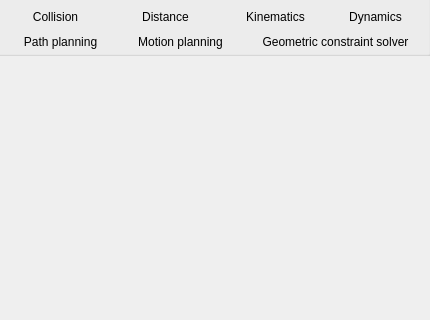
Old version of the form ui/qdlgcalcdialogcontainer.ui in the repository CoppeliaRobotics/coppeliaSimLib; both pictures show x 0 to 430 and y 0 to 320 of the 430 by 460 pixel window.
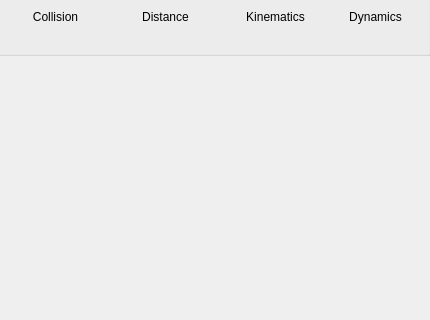
New version of the form.

```diff
--- a/ui/qdlgcalcdialogcontainer.ui
+++ b/ui/qdlgcalcdialogcontainer.ui
@@ -1408,470 +1408,6 @@
     <bool>true</bool>
    </property>
   </widget>
-  <widget class="QPushButton" name="qqGcs">
-   <property name="geometry">
-    <rect>
-     <x>250</x>
-     <y>30</y>
-     <width>171</width>
-     <height>23</height>
-    </rect>
-   </property>
-   <property name="palette">
-    <palette>
-     <active>
-      <colorrole role="WindowText">
-       <brush brushstyle="SolidPattern">
-        <color alpha="255">
-         <red>0</red>
-         <green>0</green>
-         <blue>0</blue>
-        </color>
-       </brush>
-      </colorrole>
-      <colorrole role="Button">
-       <brush brushstyle="SolidPattern">
-        <color alpha="255">
-         <red>255</red>
-         <green>255</green>
-         <blue>255</blue>
-        </color>
-       </brush>
-      </colorrole>
-      <colorrole role="Light">
-       <brush brushstyle="SolidPattern">
-        <color alpha="255">
-         <red>255</red>
-         <green>255</green>
-         <blue>255</blue>
-        </color>
-       </brush>
-      </colorrole>
-      <colorrole role="Midlight">
-       <brush brushstyle="SolidPattern">
-        <color alpha="255">
-         <red>255</red>
-         <green>255</green>
-         <blue>255</blue>
-        </color>
-       </brush>
-      </colorrole>
-      <colorrole role="Dark">
-       <brush brushstyle="SolidPattern">
-        <color alpha="255">
-         <red>127</red>
-         <green>127</green>
-         <blue>127</blue>
-        </color>
-       </brush>
-      </colorrole>
-      <colorrole role="Mid">
-       <brush brushstyle="SolidPattern">
-        <color alpha="255">
-         <red>170</red>
-         <green>170</green>
-         <blue>170</blue>
-        </color>
-       </brush>
-      </colorrole>
-      <colorrole role="Text">
-       <brush brushstyle="SolidPattern">
-        <color alpha="255">
-         <red>0</red>
-         <green>0</green>
-         <blue>0</blue>
-        </color>
-       </brush>
-      </colorrole>
-      <colorrole role="BrightText">
-       <brush brushstyle="SolidPattern">
-        <color alpha="255">
-         <red>255</red>
-         <green>255</green>
-         <blue>255</blue>
-        </color>
-       </brush>
-      </colorrole>
-      <colorrole role="ButtonText">
-       <brush brushstyle="SolidPattern">
-        <color alpha="255">
-         <red>0</red>
-         <green>0</green>
-         <blue>0</blue>
-        </color>
-       </brush>
-      </colorrole>
-      <colorrole role="Base">
-       <brush brushstyle="SolidPattern">
-        <color alpha="255">
-         <red>255</red>
-         <green>255</green>
-         <blue>255</blue>
-        </color>
-       </brush>
-      </colorrole>
-      <colorrole role="Window">
-       <brush brushstyle="SolidPattern">
-        <color alpha="255">
-         <red>255</red>
-         <green>255</green>
-         <blue>255</blue>
-        </color>
-       </brush>
-      </colorrole>
-      <colorrole role="Shadow">
-       <brush brushstyle="SolidPattern">
-        <color alpha="255">
-         <red>0</red>
-         <green>0</green>
-         <blue>0</blue>
-        </color>
-       </brush>
-      </colorrole>
-      <colorrole role="AlternateBase">
-       <brush brushstyle="SolidPattern">
-        <color alpha="255">
-         <red>255</red>
-         <green>255</green>
-         <blue>255</blue>
-        </color>
-       </brush>
-      </colorrole>
-      <colorrole role="ToolTipBase">
-       <brush brushstyle="SolidPattern">
-        <color alpha="255">
-         <red>255</red>
-         <green>255</green>
-         <blue>220</blue>
-        </color>
-       </brush>
-      </colorrole>
-      <colorrole role="ToolTipText">
-       <brush brushstyle="SolidPattern">
-        <color alpha="255">
-         <red>0</red>
-         <green>0</green>
-         <blue>0</blue>
-        </color>
-       </brush>
-      </colorrole>
-      <colorrole role="PlaceholderText">
-       <brush brushstyle="NoBrush">
-        <color alpha="128">
-         <red>0</red>
-         <green>0</green>
-         <blue>0</blue>
-        </color>
-       </brush>
-      </colorrole>
-     </active>
-     <inactive>
-      <colorrole role="WindowText">
-       <brush brushstyle="SolidPattern">
-        <color alpha="255">
-         <red>0</red>
-         <green>0</green>
-         <blue>0</blue>
-        </color>
-       </brush>
-      </colorrole>
-      <colorrole role="Button">
-       <brush brushstyle="SolidPattern">
-        <color alpha="255">
-         <red>255</red>
-         <green>255</green>
-         <blue>255</blue>
-        </color>
-       </brush>
-      </colorrole>
-      <colorrole role="Light">
-       <brush brushstyle="SolidPattern">
-        <color alpha="255">
-         <red>255</red>
-         <green>255</green>
-         <blue>255</blue>
-        </color>
-       </brush>
-      </colorrole>
-      <colorrole role="Midlight">
-       <brush brushstyle="SolidPattern">
-        <color alpha="255">
-         <red>255</red>
-         <green>255</green>
-         <blue>255</blue>
-        </color>
-       </brush>
-      </colorrole>
-      <colorrole role="Dark">
-       <brush brushstyle="SolidPattern">
-        <color alpha="255">
-         <red>127</red>
-         <green>127</green>
-         <blue>127</blue>
-        </color>
-       </brush>
-      </colorrole>
-      <colorrole role="Mid">
-       <brush brushstyle="SolidPattern">
-        <color alpha="255">
-         <red>170</red>
-         <green>170</green>
-         <blue>170</blue>
-        </color>
-       </brush>
-      </colorrole>
-      <colorrole role="Text">
-       <brush brushstyle="SolidPattern">
-        <color alpha="255">
-         <red>0</red>
-         <green>0</green>
-         <blue>0</blue>
-        </color>
-       </brush>
-      </colorrole>
-      <colorrole role="BrightText">
-       <brush brushstyle="SolidPattern">
-        <color alpha="255">
-         <red>255</red>
-         <green>255</green>
-         <blue>255</blue>
-        </color>
-       </brush>
-      </colorrole>
-      <colorrole role="ButtonText">
-       <brush brushstyle="SolidPattern">
-        <color alpha="255">
-         <red>0</red>
-         <green>0</green>
-         <blue>0</blue>
-        </color>
-       </brush>
-      </colorrole>
-      <colorrole role="Base">
-       <brush brushstyle="SolidPattern">
-        <color alpha="255">
-         <red>255</red>
-         <green>255</green>
-         <blue>255</blue>
-        </color>
-       </brush>
-      </colorrole>
-      <colorrole role="Window">
-       <brush brushstyle="SolidPattern">
-        <color alpha="255">
-         <red>255</red>
-         <green>255</green>
-         <blue>255</blue>
-        </color>
-       </brush>
-      </colorrole>
-      <colorrole role="Shadow">
-       <brush brushstyle="SolidPattern">
-        <color alpha="255">
-         <red>0</red>
-         <green>0</green>
-         <blue>0</blue>
-        </color>
-       </brush>
-      </colorrole>
-      <colorrole role="AlternateBase">
-       <brush brushstyle="SolidPattern">
-        <color alpha="255">
-         <red>255</red>
-         <green>255</green>
-         <blue>255</blue>
-        </color>
-       </brush>
-      </colorrole>
-      <colorrole role="ToolTipBase">
-       <brush brushstyle="SolidPattern">
-        <color alpha="255">
-         <red>255</red>
-         <green>255</green>
-         <blue>220</blue>
-        </color>
-       </brush>
-      </colorrole>
-      <colorrole role="ToolTipText">
-       <brush brushstyle="SolidPattern">
-        <color alpha="255">
-         <red>0</red>
-         <green>0</green>
-         <blue>0</blue>
-        </color>
-       </brush>
-      </colorrole>
-      <colorrole role="PlaceholderText">
-       <brush brushstyle="NoBrush">
-        <color alpha="128">
-         <red>0</red>
-         <green>0</green>
-         <blue>0</blue>
-        </color>
-       </brush>
-      </colorrole>
-     </inactive>
-     <disabled>
-      <colorrole role="WindowText">
-       <brush brushstyle="SolidPattern">
-        <color alpha="255">
-         <red>127</red>
-         <green>127</green>
-         <blue>127</blue>
-        </color>
-       </brush>
-      </colorrole>
-      <colorrole role="Button">
-       <brush brushstyle="SolidPattern">
-        <color alpha="255">
-         <red>255</red>
-         <green>255</green>
-         <blue>255</blue>
-        </color>
-       </brush>
-      </colorrole>
-      <colorrole role="Light">
-       <brush brushstyle="SolidPattern">
-        <color alpha="255">
-         <red>255</red>
-         <green>255</green>
-         <blue>255</blue>
-        </color>
-       </brush>
-      </colorrole>
-      <colorrole role="Midlight">
-       <brush brushstyle="SolidPattern">
-        <color alpha="255">
-         <red>255</red>
-         <green>255</green>
-         <blue>255</blue>
-        </color>
-       </brush>
-      </colorrole>
-      <colorrole role="Dark">
-       <brush brushstyle="SolidPattern">
-        <color alpha="255">
-         <red>127</red>
-         <green>127</green>
-         <blue>127</blue>
-        </color>
-       </brush>
-      </colorrole>
-      <colorrole role="Mid">
-       <brush brushstyle="SolidPattern">
-        <color alpha="255">
-         <red>170</red>
-         <green>170</green>
-         <blue>170</blue>
-        </color>
-       </brush>
-      </colorrole>
-      <colorrole role="Text">
-       <brush brushstyle="SolidPattern">
-        <color alpha="255">
-         <red>127</red>
-         <green>127</green>
-         <blue>127</blue>
-        </color>
-       </brush>
-      </colorrole>
-      <colorrole role="BrightText">
-       <brush brushstyle="SolidPattern">
-        <color alpha="255">
-         <red>255</red>
-         <green>255</green>
-         <blue>255</blue>
-        </color>
-       </brush>
-      </colorrole>
-      <colorrole role="ButtonText">
-       <brush brushstyle="SolidPattern">
-        <color alpha="255">
-         <red>127</red>
-         <green>127</green>
-         <blue>127</blue>
-        </color>
-       </brush>
-      </colorrole>
-      <colorrole role="Base">
-       <brush brushstyle="SolidPattern">
-        <color alpha="255">
-         <red>255</red>
-         <green>255</green>
-         <blue>255</blue>
-        </color>
-       </brush>
-      </colorrole>
-      <colorrole role="Window">
-       <brush brushstyle="SolidPattern">
-        <color alpha="255">
-         <red>255</red>
-         <green>255</green>
-         <blue>255</blue>
-        </color>
-       </brush>
-      </colorrole>
-      <colorrole role="Shadow">
-       <brush brushstyle="SolidPattern">
-        <color alpha="255">
-         <red>0</red>
-         <green>0</green>
-         <blue>0</blue>
-        </color>
-       </brush>
-      </colorrole>
-      <colorrole role="AlternateBase">
-       <brush brushstyle="SolidPattern">
-        <color alpha="255">
-         <red>255</red>
-         <green>255</green>
-         <blue>255</blue>
-        </color>
-       </brush>
-      </colorrole>
-      <colorrole role="ToolTipBase">
-       <brush brushstyle="SolidPattern">
-        <color alpha="255">
-         <red>255</red>
-         <green>255</green>
-         <blue>220</blue>
-        </color>
-       </brush>
-      </colorrole>
-      <colorrole role="ToolTipText">
-       <brush brushstyle="SolidPattern">
-        <color alpha="255">
-         <red>0</red>
-         <green>0</green>
-         <blue>0</blue>
-        </color>
-       </brush>
-      </colorrole>
-      <colorrole role="PlaceholderText">
-       <brush brushstyle="NoBrush">
-        <color alpha="128">
-         <red>0</red>
-         <green>0</green>
-         <blue>0</blue>
-        </color>
-       </brush>
-      </colorrole>
-     </disabled>
-    </palette>
-   </property>
-   <property name="text">
-    <string>Geometric constraint solver</string>
-   </property>
-   <property name="checkable">
-    <bool>true</bool>
-   </property>
-   <property name="autoDefault">
-    <bool>false</bool>
-   </property>
-   <property name="flat">
-    <bool>true</bool>
-   </property>
-  </widget>
   <widget class="QGroupBox" name="qqGroupBox">
    <property name="geometry">
     <rect>
@@ -1891,470 +1427,6 @@
     <bool>false</bool>
    </property>
   </widget>
-  <widget class="QPushButton" name="qqMotionPlanning">
-   <property name="geometry">
-    <rect>
-     <x>120</x>
-     <y>30</y>
-     <width>121</width>
-     <height>23</height>
-    </rect>
-   </property>
-   <property name="palette">
-    <palette>
-     <active>
-      <colorrole role="WindowText">
-       <brush brushstyle="SolidPattern">
-        <color alpha="255">
-         <red>0</red>
-         <green>0</green>
-         <blue>0</blue>
-        </color>
-       </brush>
-      </colorrole>
-      <colorrole role="Button">
-       <brush brushstyle="SolidPattern">
-        <color alpha="255">
-         <red>255</red>
-         <green>255</green>
-         <blue>255</blue>
-        </color>
-       </brush>
-      </colorrole>
-      <colorrole role="Light">
-       <brush brushstyle="SolidPattern">
-        <color alpha="255">
-         <red>255</red>
-         <green>255</green>
-         <blue>255</blue>
-        </color>
-       </brush>
-      </colorrole>
-      <colorrole role="Midlight">
-       <brush brushstyle="SolidPattern">
-        <color alpha="255">
-         <red>255</red>
-         <green>255</green>
-         <blue>255</blue>
-        </color>
-       </brush>
-      </colorrole>
-      <colorrole role="Dark">
-       <brush brushstyle="SolidPattern">
-        <color alpha="255">
-         <red>127</red>
-         <green>127</green>
-         <blue>127</blue>
-        </color>
-       </brush>
-      </colorrole>
-      <colorrole role="Mid">
-       <brush brushstyle="SolidPattern">
-        <color alpha="255">
-         <red>170</red>
-         <green>170</green>
-         <blue>170</blue>
-        </color>
-       </brush>
-      </colorrole>
-      <colorrole role="Text">
-       <brush brushstyle="SolidPattern">
-        <color alpha="255">
-         <red>0</red>
-         <green>0</green>
-         <blue>0</blue>
-        </color>
-       </brush>
-      </colorrole>
-      <colorrole role="BrightText">
-       <brush brushstyle="SolidPattern">
-        <color alpha="255">
-         <red>255</red>
-         <green>255</green>
-         <blue>255</blue>
-        </color>
-       </brush>
-      </colorrole>
-      <colorrole role="ButtonText">
-       <brush brushstyle="SolidPattern">
-        <color alpha="255">
-         <red>0</red>
-         <green>0</green>
-         <blue>0</blue>
-        </color>
-       </brush>
-      </colorrole>
-      <colorrole role="Base">
-       <brush brushstyle="SolidPattern">
-        <color alpha="255">
-         <red>255</red>
-         <green>255</green>
-         <blue>255</blue>
-        </color>
-       </brush>
-      </colorrole>
-      <colorrole role="Window">
-       <brush brushstyle="SolidPattern">
-        <color alpha="255">
-         <red>255</red>
-         <green>255</green>
-         <blue>255</blue>
-        </color>
-       </brush>
-      </colorrole>
-      <colorrole role="Shadow">
-       <brush brushstyle="SolidPattern">
-        <color alpha="255">
-         <red>0</red>
-         <green>0</green>
-         <blue>0</blue>
-        </color>
-       </brush>
-      </colorrole>
-      <colorrole role="AlternateBase">
-       <brush brushstyle="SolidPattern">
-        <color alpha="255">
-         <red>255</red>
-         <green>255</green>
-         <blue>255</blue>
-        </color>
-       </brush>
-      </colorrole>
-      <colorrole role="ToolTipBase">
-       <brush brushstyle="SolidPattern">
-        <color alpha="255">
-         <red>255</red>
-         <green>255</green>
-         <blue>220</blue>
-        </color>
-       </brush>
-      </colorrole>
-      <colorrole role="ToolTipText">
-       <brush brushstyle="SolidPattern">
-        <color alpha="255">
-         <red>0</red>
-         <green>0</green>
-         <blue>0</blue>
-        </color>
-       </brush>
-      </colorrole>
-      <colorrole role="PlaceholderText">
-       <brush brushstyle="NoBrush">
-        <color alpha="128">
-         <red>0</red>
-         <green>0</green>
-         <blue>0</blue>
-        </color>
-       </brush>
-      </colorrole>
-     </active>
-     <inactive>
-      <colorrole role="WindowText">
-       <brush brushstyle="SolidPattern">
-        <color alpha="255">
-         <red>0</red>
-         <green>0</green>
-         <blue>0</blue>
-        </color>
-       </brush>
-      </colorrole>
-      <colorrole role="Button">
-       <brush brushstyle="SolidPattern">
-        <color alpha="255">
-         <red>255</red>
-         <green>255</green>
-         <blue>255</blue>
-        </color>
-       </brush>
-      </colorrole>
-      <colorrole role="Light">
-       <brush brushstyle="SolidPattern">
-        <color alpha="255">
-         <red>255</red>
-         <green>255</green>
-         <blue>255</blue>
-        </color>
-       </brush>
-      </colorrole>
-      <colorrole role="Midlight">
-       <brush brushstyle="SolidPattern">
-        <color alpha="255">
-         <red>255</red>
-         <green>255</green>
-         <blue>255</blue>
-        </color>
-       </brush>
-      </colorrole>
-      <colorrole role="Dark">
-       <brush brushstyle="SolidPattern">
-        <color alpha="255">
-         <red>127</red>
-         <green>127</green>
-         <blue>127</blue>
-        </color>
-       </brush>
-      </colorrole>
-      <colorrole role="Mid">
-       <brush brushstyle="SolidPattern">
-        <color alpha="255">
-         <red>170</red>
-         <green>170</green>
-         <blue>170</blue>
-        </color>
-       </brush>
-      </colorrole>
-      <colorrole role="Text">
-       <brush brushstyle="SolidPattern">
-        <color alpha="255">
-         <red>0</red>
-         <green>0</green>
-         <blue>0</blue>
-        </color>
-       </brush>
-      </colorrole>
-      <colorrole role="BrightText">
-       <brush brushstyle="SolidPattern">
-        <color alpha="255">
-         <red>255</red>
-         <green>255</green>
-         <blue>255</blue>
-        </color>
-       </brush>
-      </colorrole>
-      <colorrole role="ButtonText">
-       <brush brushstyle="SolidPattern">
-        <color alpha="255">
-         <red>0</red>
-         <green>0</green>
-         <blue>0</blue>
-        </color>
-       </brush>
-      </colorrole>
-      <colorrole role="Base">
-       <brush brushstyle="SolidPattern">
-        <color alpha="255">
-         <red>255</red>
-         <green>255</green>
-         <blue>255</blue>
-        </color>
-       </brush>
-      </colorrole>
-      <colorrole role="Window">
-       <brush brushstyle="SolidPattern">
-        <color alpha="255">
-         <red>255</red>
-         <green>255</green>
-         <blue>255</blue>
-        </color>
-       </brush>
-      </colorrole>
-      <colorrole role="Shadow">
-       <brush brushstyle="SolidPattern">
-        <color alpha="255">
-         <red>0</red>
-         <green>0</green>
-         <blue>0</blue>
-        </color>
-       </brush>
-      </colorrole>
-      <colorrole role="AlternateBase">
-       <brush brushstyle="SolidPattern">
-        <color alpha="255">
-         <red>255</red>
-         <green>255</green>
-         <blue>255</blue>
-        </color>
-       </brush>
-      </colorrole>
-      <colorrole role="ToolTipBase">
-       <brush brushstyle="SolidPattern">
-        <color alpha="255">
-         <red>255</red>
-         <green>255</green>
-         <blue>220</blue>
-        </color>
-       </brush>
-      </colorrole>
-      <colorrole role="ToolTipText">
-       <brush brushstyle="SolidPattern">
-        <color alpha="255">
-         <red>0</red>
-         <green>0</green>
-         <blue>0</blue>
-        </color>
-       </brush>
-      </colorrole>
-      <colorrole role="PlaceholderText">
-       <brush brushstyle="NoBrush">
-        <color alpha="128">
-         <red>0</red>
-         <green>0</green>
-         <blue>0</blue>
-        </color>
-       </brush>
-      </colorrole>
-     </inactive>
-     <disabled>
-      <colorrole role="WindowText">
-       <brush brushstyle="SolidPattern">
-        <color alpha="255">
-         <red>127</red>
-         <green>127</green>
-         <blue>127</blue>
-        </color>
-       </brush>
-      </colorrole>
-      <colorrole role="Button">
-       <brush brushstyle="SolidPattern">
-        <color alpha="255">
-         <red>255</red>
-         <green>255</green>
-         <blue>255</blue>
-        </color>
-       </brush>
-      </colorrole>
-      <colorrole role="Light">
-       <brush brushstyle="SolidPattern">
-        <color alpha="255">
-         <red>255</red>
-         <green>255</green>
-         <blue>255</blue>
-        </color>
-       </brush>
-      </colorrole>
-      <colorrole role="Midlight">
-       <brush brushstyle="SolidPattern">
-        <color alpha="255">
-         <red>255</red>
-         <green>255</green>
-         <blue>255</blue>
-        </color>
-       </brush>
-      </colorrole>
-      <colorrole role="Dark">
-       <brush brushstyle="SolidPattern">
-        <color alpha="255">
-         <red>127</red>
-         <green>127</green>
-         <blue>127</blue>
-        </color>
-       </brush>
-      </colorrole>
-      <colorrole role="Mid">
-       <brush brushstyle="SolidPattern">
-        <color alpha="255">
-         <red>170</red>
-         <green>170</green>
-         <blue>170</blue>
-        </color>
-       </brush>
-      </colorrole>
-      <colorrole role="Text">
-       <brush brushstyle="SolidPattern">
-        <color alpha="255">
-         <red>127</red>
-         <green>127</green>
-         <blue>127</blue>
-        </color>
-       </brush>
-      </colorrole>
-      <colorrole role="BrightText">
-       <brush brushstyle="SolidPattern">
-        <color alpha="255">
-         <red>255</red>
-         <green>255</green>
-         <blue>255</blue>
-        </color>
-       </brush>
-      </colorrole>
-      <colorrole role="ButtonText">
-       <brush brushstyle="SolidPattern">
-        <color alpha="255">
-         <red>127</red>
-         <green>127</green>
-         <blue>127</blue>
-        </color>
-       </brush>
-      </colorrole>
-      <colorrole role="Base">
-       <brush brushstyle="SolidPattern">
-        <color alpha="255">
-         <red>255</red>
-         <green>255</green>
-         <blue>255</blue>
-        </color>
-       </brush>
-      </colorrole>
-      <colorrole role="Window">
-       <brush brushstyle="SolidPattern">
-        <color alpha="255">
-         <red>255</red>
-         <green>255</green>
-         <blue>255</blue>
-        </color>
-       </brush>
-      </colorrole>
-      <colorrole role="Shadow">
-       <brush brushstyle="SolidPattern">
-        <color alpha="255">
-         <red>0</red>
-         <green>0</green>
-         <blue>0</blue>
-        </color>
-       </brush>
-      </colorrole>
-      <colorrole role="AlternateBase">
-       <brush brushstyle="SolidPattern">
-        <color alpha="255">
-         <red>255</red>
-         <green>255</green>
-         <blue>255</blue>
-        </color>
-       </brush>
-      </colorrole>
-      <colorrole role="ToolTipBase">
-       <brush brushstyle="SolidPattern">
-        <color alpha="255">
-         <red>255</red>
-         <green>255</green>
-         <blue>220</blue>
-        </color>
-       </brush>
-      </colorrole>
-      <colorrole role="ToolTipText">
-       <brush brushstyle="SolidPattern">
-        <color alpha="255">
-         <red>0</red>
-         <green>0</green>
-         <blue>0</blue>
-        </color>
-       </brush>
-      </colorrole>
-      <colorrole role="PlaceholderText">
-       <brush brushstyle="NoBrush">
-        <color alpha="128">
-         <red>0</red>
-         <green>0</green>
-         <blue>0</blue>
-        </color>
-       </brush>
-      </colorrole>
-     </disabled>
-    </palette>
-   </property>
-   <property name="text">
-    <string>Motion planning</string>
-   </property>
-   <property name="checkable">
-    <bool>true</bool>
-   </property>
-   <property name="autoDefault">
-    <bool>false</bool>
-   </property>
-   <property name="flat">
-    <bool>true</bool>
-   </property>
-  </widget>
   <widget class="QPushButton" name="qqIk">
    <property name="geometry">
     <rect>
@@ -2819,470 +1891,6 @@
     <bool>true</bool>
    </property>
   </widget>
-  <widget class="QPushButton" name="qqPathPlanning">
-   <property name="geometry">
-    <rect>
-     <x>10</x>
-     <y>30</y>
-     <width>101</width>
-     <height>23</height>
-    </rect>
-   </property>
-   <property name="palette">
-    <palette>
-     <active>
-      <colorrole role="WindowText">
-       <brush brushstyle="SolidPattern">
-        <color alpha="255">
-         <red>0</red>
-         <green>0</green>
-         <blue>0</blue>
-        </color>
-       </brush>
-      </colorrole>
-      <colorrole role="Button">
-       <brush brushstyle="SolidPattern">
-        <color alpha="255">
-         <red>255</red>
-         <green>255</green>
-         <blue>255</blue>
-        </color>
-       </brush>
-      </colorrole>
-      <colorrole role="Light">
-       <brush brushstyle="SolidPattern">
-        <color alpha="255">
-         <red>255</red>
-         <green>255</green>
-         <blue>255</blue>
-        </color>
-       </brush>
-      </colorrole>
-      <colorrole role="Midlight">
-       <brush brushstyle="SolidPattern">
-        <color alpha="255">
-         <red>255</red>
-         <green>255</green>
-         <blue>255</blue>
-        </color>
-       </brush>
-      </colorrole>
-      <colorrole role="Dark">
-       <brush brushstyle="SolidPattern">
-        <color alpha="255">
-         <red>127</red>
-         <green>127</green>
-         <blue>127</blue>
-        </color>
-       </brush>
-      </colorrole>
-      <colorrole role="Mid">
-       <brush brushstyle="SolidPattern">
-        <color alpha="255">
-         <red>170</red>
-         <green>170</green>
-         <blue>170</blue>
-        </color>
-       </brush>
-      </colorrole>
-      <colorrole role="Text">
-       <brush brushstyle="SolidPattern">
-        <color alpha="255">
-         <red>0</red>
-         <green>0</green>
-         <blue>0</blue>
-        </color>
-       </brush>
-      </colorrole>
-      <colorrole role="BrightText">
-       <brush brushstyle="SolidPattern">
-        <color alpha="255">
-         <red>255</red>
-         <green>255</green>
-         <blue>255</blue>
-        </color>
-       </brush>
-      </colorrole>
-      <colorrole role="ButtonText">
-       <brush brushstyle="SolidPattern">
-        <color alpha="255">
-         <red>0</red>
-         <green>0</green>
-         <blue>0</blue>
-        </color>
-       </brush>
-      </colorrole>
-      <colorrole role="Base">
-       <brush brushstyle="SolidPattern">
-        <color alpha="255">
-         <red>255</red>
-         <green>255</green>
-         <blue>255</blue>
-        </color>
-       </brush>
-      </colorrole>
-      <colorrole role="Window">
-       <brush brushstyle="SolidPattern">
-        <color alpha="255">
-         <red>255</red>
-         <green>255</green>
-         <blue>255</blue>
-        </color>
-       </brush>
-      </colorrole>
-      <colorrole role="Shadow">
-       <brush brushstyle="SolidPattern">
-        <color alpha="255">
-         <red>0</red>
-         <green>0</green>
-         <blue>0</blue>
-        </color>
-       </brush>
-      </colorrole>
-      <colorrole role="AlternateBase">
-       <brush brushstyle="SolidPattern">
-        <color alpha="255">
-         <red>255</red>
-         <green>255</green>
-         <blue>255</blue>
-        </color>
-       </brush>
-      </colorrole>
-      <colorrole role="ToolTipBase">
-       <brush brushstyle="SolidPattern">
-        <color alpha="255">
-         <red>255</red>
-         <green>255</green>
-         <blue>220</blue>
-        </color>
-       </brush>
-      </colorrole>
-      <colorrole role="ToolTipText">
-       <brush brushstyle="SolidPattern">
-        <color alpha="255">
-         <red>0</red>
-         <green>0</green>
-         <blue>0</blue>
-        </color>
-       </brush>
-      </colorrole>
-      <colorrole role="PlaceholderText">
-       <brush brushstyle="NoBrush">
-        <color alpha="128">
-         <red>0</red>
-         <green>0</green>
-         <blue>0</blue>
-        </color>
-       </brush>
-      </colorrole>
-     </active>
-     <inactive>
-      <colorrole role="WindowText">
-       <brush brushstyle="SolidPattern">
-        <color alpha="255">
-         <red>0</red>
-         <green>0</green>
-         <blue>0</blue>
-        </color>
-       </brush>
-      </colorrole>
-      <colorrole role="Button">
-       <brush brushstyle="SolidPattern">
-        <color alpha="255">
-         <red>255</red>
-         <green>255</green>
-         <blue>255</blue>
-        </color>
-       </brush>
-      </colorrole>
-      <colorrole role="Light">
-       <brush brushstyle="SolidPattern">
-        <color alpha="255">
-         <red>255</red>
-         <green>255</green>
-         <blue>255</blue>
-        </color>
-       </brush>
-      </colorrole>
-      <colorrole role="Midlight">
-       <brush brushstyle="SolidPattern">
-        <color alpha="255">
-         <red>255</red>
-         <green>255</green>
-         <blue>255</blue>
-        </color>
-       </brush>
-      </colorrole>
-      <colorrole role="Dark">
-       <brush brushstyle="SolidPattern">
-        <color alpha="255">
-         <red>127</red>
-         <green>127</green>
-         <blue>127</blue>
-        </color>
-       </brush>
-      </colorrole>
-      <colorrole role="Mid">
-       <brush brushstyle="SolidPattern">
-        <color alpha="255">
-         <red>170</red>
-         <green>170</green>
-         <blue>170</blue>
-        </color>
-       </brush>
-      </colorrole>
-      <colorrole role="Text">
-       <brush brushstyle="SolidPattern">
-        <color alpha="255">
-         <red>0</red>
-         <green>0</green>
-         <blue>0</blue>
-        </color>
-       </brush>
-      </colorrole>
-      <colorrole role="BrightText">
-       <brush brushstyle="SolidPattern">
-        <color alpha="255">
-         <red>255</red>
-         <green>255</green>
-         <blue>255</blue>
-        </color>
-       </brush>
-      </colorrole>
-      <colorrole role="ButtonText">
-       <brush brushstyle="SolidPattern">
-        <color alpha="255">
-         <red>0</red>
-         <green>0</green>
-         <blue>0</blue>
-        </color>
-       </brush>
-      </colorrole>
-      <colorrole role="Base">
-       <brush brushstyle="SolidPattern">
-        <color alpha="255">
-         <red>255</red>
-         <green>255</green>
-         <blue>255</blue>
-        </color>
-       </brush>
-      </colorrole>
-      <colorrole role="Window">
-       <brush brushstyle="SolidPattern">
-        <color alpha="255">
-         <red>255</red>
-         <green>255</green>
-         <blue>255</blue>
-        </color>
-       </brush>
-      </colorrole>
-      <colorrole role="Shadow">
-       <brush brushstyle="SolidPattern">
-        <color alpha="255">
-         <red>0</red>
-         <green>0</green>
-         <blue>0</blue>
-        </color>
-       </brush>
-      </colorrole>
-      <colorrole role="AlternateBase">
-       <brush brushstyle="SolidPattern">
-        <color alpha="255">
-         <red>255</red>
-         <green>255</green>
-         <blue>255</blue>
-        </color>
-       </brush>
-      </colorrole>
-      <colorrole role="ToolTipBase">
-       <brush brushstyle="SolidPattern">
-        <color alpha="255">
-         <red>255</red>
-         <green>255</green>
-         <blue>220</blue>
-        </color>
-       </brush>
-      </colorrole>
-      <colorrole role="ToolTipText">
-       <brush brushstyle="SolidPattern">
-        <color alpha="255">
-         <red>0</red>
-         <green>0</green>
-         <blue>0</blue>
-        </color>
-       </brush>
-      </colorrole>
-      <colorrole role="PlaceholderText">
-       <brush brushstyle="NoBrush">
-        <color alpha="128">
-         <red>0</red>
-         <green>0</green>
-         <blue>0</blue>
-        </color>
-       </brush>
-      </colorrole>
-     </inactive>
-     <disabled>
-      <colorrole role="WindowText">
-       <brush brushstyle="SolidPattern">
-        <color alpha="255">
-         <red>127</red>
-         <green>127</green>
-         <blue>127</blue>
-        </color>
-       </brush>
-      </colorrole>
-      <colorrole role="Button">
-       <brush brushstyle="SolidPattern">
-        <color alpha="255">
-         <red>255</red>
-         <green>255</green>
-         <blue>255</blue>
-        </color>
-       </brush>
-      </colorrole>
-      <colorrole role="Light">
-       <brush brushstyle="SolidPattern">
-        <color alpha="255">
-         <red>255</red>
-         <green>255</green>
-         <blue>255</blue>
-        </color>
-       </brush>
-      </colorrole>
-      <colorrole role="Midlight">
-       <brush brushstyle="SolidPattern">
-        <color alpha="255">
-         <red>255</red>
-         <green>255</green>
-         <blue>255</blue>
-        </color>
-       </brush>
-      </colorrole>
-      <colorrole role="Dark">
-       <brush brushstyle="SolidPattern">
-        <color alpha="255">
-         <red>127</red>
-         <green>127</green>
-         <blue>127</blue>
-        </color>
-       </brush>
-      </colorrole>
-      <colorrole role="Mid">
-       <brush brushstyle="SolidPattern">
-        <color alpha="255">
-         <red>170</red>
-         <green>170</green>
-         <blue>170</blue>
-        </color>
-       </brush>
-      </colorrole>
-      <colorrole role="Text">
-       <brush brushstyle="SolidPattern">
-        <color alpha="255">
-         <red>127</red>
-         <green>127</green>
-         <blue>127</blue>
-        </color>
-       </brush>
-      </colorrole>
-      <colorrole role="BrightText">
-       <brush brushstyle="SolidPattern">
-        <color alpha="255">
-         <red>255</red>
-         <green>255</green>
-         <blue>255</blue>
-        </color>
-       </brush>
-      </colorrole>
-      <colorrole role="ButtonText">
-       <brush brushstyle="SolidPattern">
-        <color alpha="255">
-         <red>127</red>
-         <green>127</green>
-         <blue>127</blue>
-        </color>
-       </brush>
-      </colorrole>
-      <colorrole role="Base">
-       <brush brushstyle="SolidPattern">
-        <color alpha="255">
-         <red>255</red>
-         <green>255</green>
-         <blue>255</blue>
-        </color>
-       </brush>
-      </colorrole>
-      <colorrole role="Window">
-       <brush brushstyle="SolidPattern">
-        <color alpha="255">
-         <red>255</red>
-         <green>255</green>
-         <blue>255</blue>
-        </color>
-       </brush>
-      </colorrole>
-      <colorrole role="Shadow">
-       <brush brushstyle="SolidPattern">
-        <color alpha="255">
-         <red>0</red>
-         <green>0</green>
-         <blue>0</blue>
-        </color>
-       </brush>
-      </colorrole>
-      <colorrole role="AlternateBase">
-       <brush brushstyle="SolidPattern">
-        <color alpha="255">
-         <red>255</red>
-         <green>255</green>
-         <blue>255</blue>
-        </color>
-       </brush>
-      </colorrole>
-      <colorrole role="ToolTipBase">
-       <brush brushstyle="SolidPattern">
-        <color alpha="255">
-         <red>255</red>
-         <green>255</green>
-         <blue>220</blue>
-        </color>
-       </brush>
-      </colorrole>
-      <colorrole role="ToolTipText">
-       <brush brushstyle="SolidPattern">
-        <color alpha="255">
-         <red>0</red>
-         <green>0</green>
-         <blue>0</blue>
-        </color>
-       </brush>
-      </colorrole>
-      <colorrole role="PlaceholderText">
-       <brush brushstyle="NoBrush">
-        <color alpha="128">
-         <red>0</red>
-         <green>0</green>
-         <blue>0</blue>
-        </color>
-       </brush>
-      </colorrole>
-     </disabled>
-    </palette>
-   </property>
-   <property name="text">
-    <string>Path planning</string>
-   </property>
-   <property name="checkable">
-    <bool>true</bool>
-   </property>
-   <property name="autoDefault">
-    <bool>false</bool>
-   </property>
-   <property name="flat">
-    <bool>true</bool>
-   </property>
-  </widget>
   <zorder>qqGroupBox</zorder>
   <zorder>qqCollision</zorder>
   <zorder>qqDistance</zorder>
```
Left out of the diff: 6 changed lines with no effect on the pictures.
